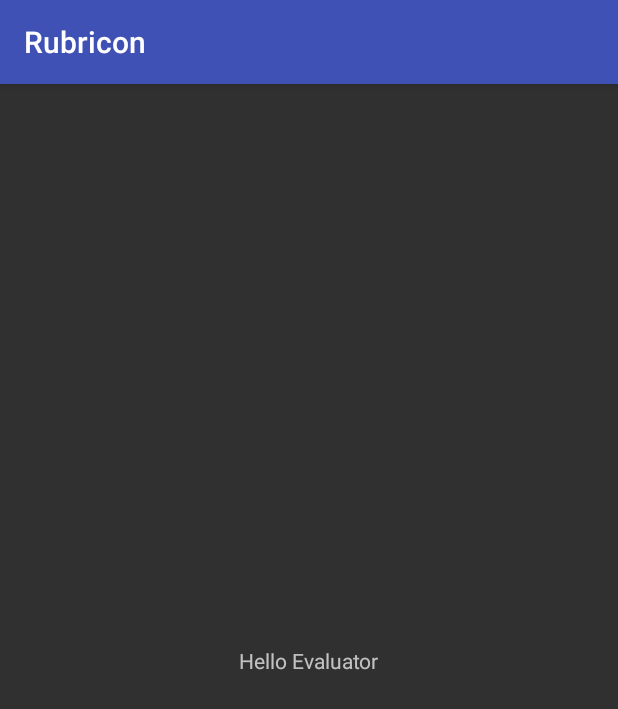
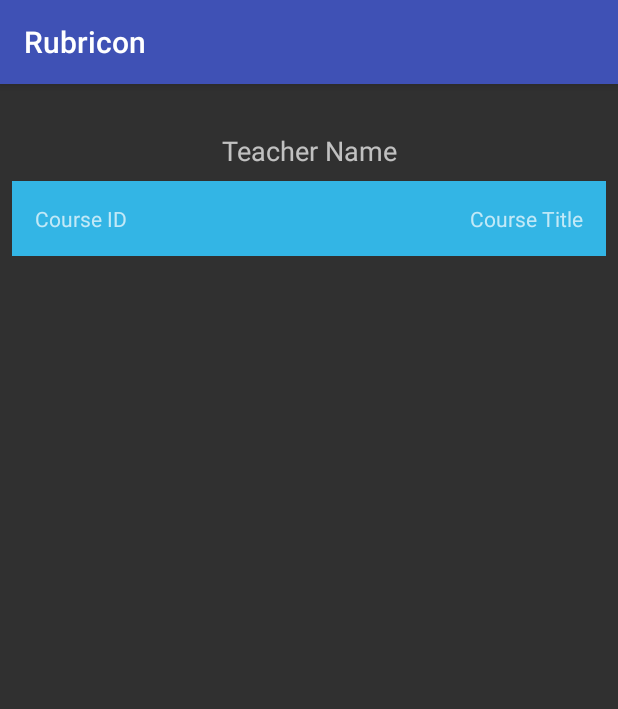
Before and after one commit to AdnanMuhib/Rubricon, an Android app: the LabEvaluationActivity screen opened directly, with no data from a screen before it, on a phone screen of 412 x 824 dp. Shown: the top 709 px of the screen. Run offline under Robolectric (Android 15) with nearby library versions, the phone set to English and light mode, and no system bars.

Commit message:
Update, UI for Lab Evaluation

```diff
--- a/app/src/main/res/layout/activity_lab_evaluation.xml
+++ b/app/src/main/res/layout/activity_lab_evaluation.xml
@@ -7,18 +7,61 @@
     tools:context=".LabEvaluationActivity">
 
     <TextView
-        android:id="@+id/textView6"
+        android:id="@+id/textViewTeacherName"
         android:layout_width="wrap_content"
         android:layout_height="wrap_content"
+        android:layout_marginEnd="8dp"
+        android:layout_marginLeft="8dp"
+        android:layout_marginRight="8dp"
+        android:layout_marginStart="8dp"
+        android:layout_marginTop="32dp"
+        android:text="Teacher Name"
+        android:textSize="18sp"
+        app:layout_constraintEnd_toEndOf="parent"
+        app:layout_constraintStart_toStartOf="parent"
+        app:layout_constraintTop_toTopOf="parent" />
+
+    <TableLayout
+        android:layout_width="0dp"
+        android:layout_height="0dp"
         android:layout_marginBottom="8dp"
         android:layout_marginEnd="8dp"
         android:layout_marginLeft="8dp"
         android:layout_marginRight="8dp"
         android:layout_marginStart="8dp"
         android:layout_marginTop="8dp"
-        android:text="Hello Evaluator"
         app:layout_constraintBottom_toBottomOf="parent"
         app:layout_constraintEnd_toEndOf="parent"
+        app:layout_constraintHorizontal_bias="0.0"
         app:layout_constraintStart_toStartOf="parent"
-        app:layout_constraintTop_toTopOf="parent" />
+        app:layout_constraintTop_toBottomOf="@+id/textViewTeacherName"
+        app:layout_constraintVertical_bias="0.0"
+        android:stretchColumns="1">
+
+        <TableRow
+            android:id="@+id/tblHeadRow"
+            android:layout_width="match_parent"
+            android:layout_height="match_parent"
+            android:background="@android:color/holo_blue_light">
+
+            <TextView
+                android:id="@+id/textViewCrsId"
+                android:layout_width="wrap_content"
+                android:layout_height="wrap_content"
+                android:padding="15dp"
+                android:text="Course ID" />
+
+            <TextView
+                android:id="@+id/textViewCrsTitle"
+                android:layout_width="wrap_content"
+                android:layout_height="match_parent"
+                android:gravity="right"
+                android:padding="15dp"
+                android:text="Course Title" />
+        </TableRow>
+
+        <TableRow
+            android:layout_width="match_parent"
+            android:layout_height="match_parent" />
+    </TableLayout>
 </android.support.constraint.ConstraintLayout>
--- a/app/src/main/res/layout/activity_main.xml
+++ b/app/src/main/res/layout/activity_main.xml
@@ -5,7 +5,6 @@
     android:layout_width="match_parent"
     android:layout_height="match_parent"
     tools:context=".MainActivity">
-
     <Button
         android:id="@+id/btnCourseCreation"
         android:layout_width="0dp"
@@ -70,7 +69,6 @@
         android:id="@+id/btnLabReporting"
         android:layout_width="0dp"
         android:layout_height="wrap_content"
-        android:layout_marginBottom="8dp"
         android:layout_marginEnd="24dp"
         android:layout_marginLeft="24dp"
         android:layout_marginRight="24dp"
@@ -78,7 +76,6 @@
         android:layout_marginTop="16dp"
         android:onClick="btnLabReportingClicked"
         android:text="Lab Reporting"
-        app:layout_constraintBottom_toBottomOf="parent"
         app:layout_constraintEnd_toEndOf="parent"
         app:layout_constraintStart_toStartOf="parent"
         app:layout_constraintTop_toBottomOf="@+id/btnLabEvaluation" />
--- a/app/src/main/res/values/strings.xml
+++ b/app/src/main/res/values/strings.xml
@@ -1,5 +1,8 @@
 <resources>
     <string name="app_name">Rubricon</string>
+    <string name="action_settings">Settings</string>
+    <string name="action_home">Home</string>
+
     <string-array name="clos">
         <item>1</item>
         <item>2</item>
```
Also changed, not shown: app/src/main/java/com/mad/rubricon/LabEvaluationActivity.java (+22 -0 lines), app/src/main/java/com/mad/rubricon/MainActivity.java (+23 -0 lines), app/src/main/res/layout/custmenu.xml (added, +15 -0 lines), app/src/main/res/drawable/home_icon.png (added).
